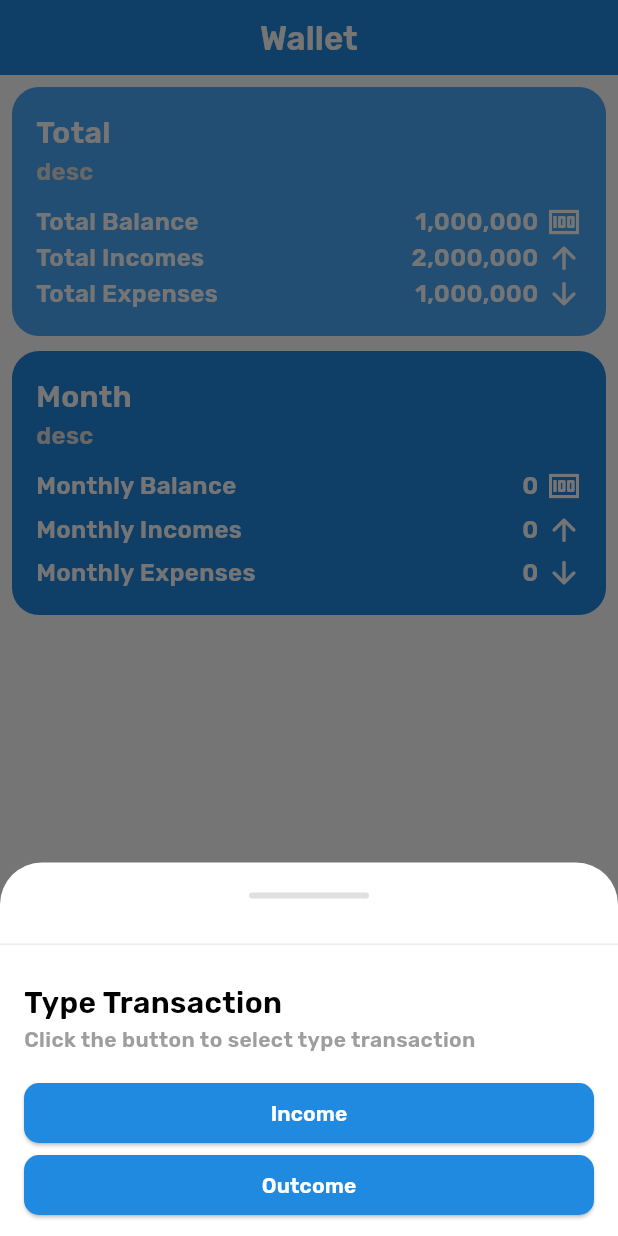
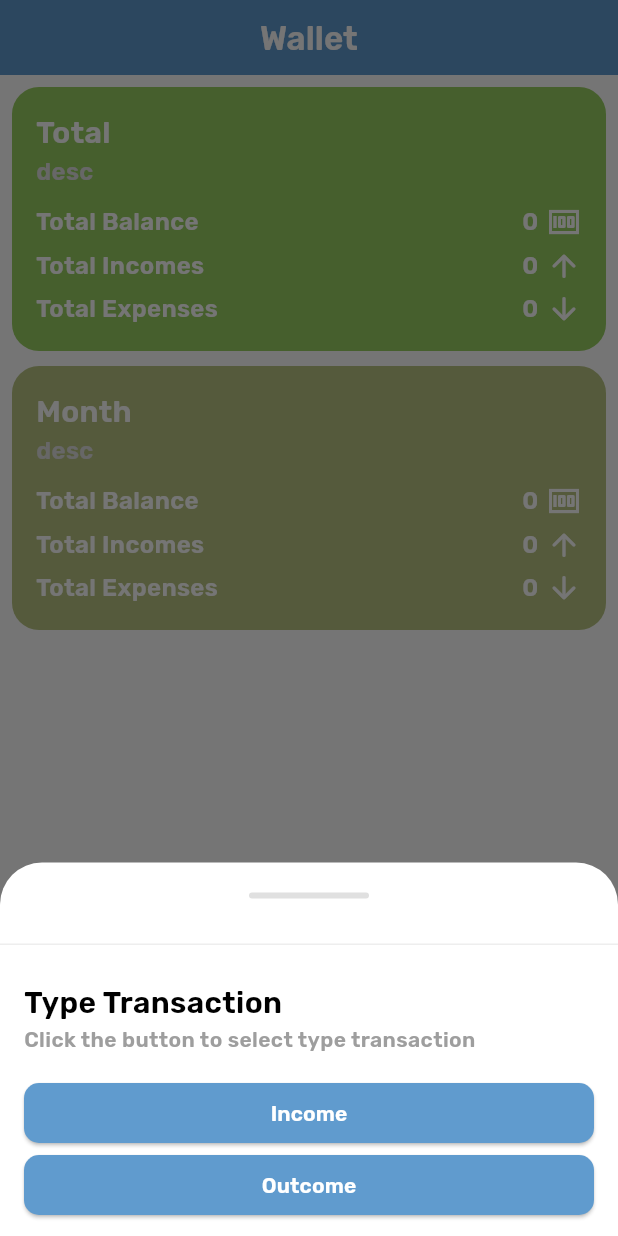
Before and after one commit to MIY00O/Money-Manager, a Flutter app: the screen it shows after launch, item 2 of the bottom bar chosen, after a tap on the "add" icon, on a phone screen of 412 x 824 dp. Run offline on Flutter 3.47's test engine with Material 3 defaults, Android fonts, the phone set to English and light mode, and no system bars; our stand-ins replace cloud_firestore, firebase_core; accounts and stored records are empty.

Commit message:
- implements delete data, implements select bottom sheet

```diff
--- a/lib/core/constants/app_theme.dart
+++ b/lib/core/constants/app_theme.dart
@@ -1,6 +1,10 @@
 import 'package:flutter/material.dart';
 
 class AppTheme {
-  static const Color primaryColor = Color.fromARGB(255, 32, 137, 224);
-  static const Color secondaryColor = Color.fromARGB(255, 75, 171, 250);
+  static const Color primaryColor = Color.fromARGB(255, 96, 155, 206);
+  static const Color secondaryColor = Color.fromARGB(255, 129, 197, 219);
+  static const Color containerPriColor = Color.fromARGB(255, 152, 208, 97);
+  static const Color containerSecColor = Color.fromARGB(255, 185, 197, 131);
+  static const Color dangerColor = Color.fromARGB(255, 199, 60, 50);
+  static const Color successColor = Color.fromARGB(255, 97, 208, 101);
 }
--- a/lib/core/services/firestore_service.dart
+++ b/lib/core/services/firestore_service.dart
@@ -51,6 +51,12 @@ class FirestoreService {
         .orderBy('date', descending: true)
         .snapshots();
 
+    return transactionStream;
+  }
+
+  Stream<QuerySnapshot> getAllTotalTransaction() {
+    final transactionStream =
+        transaction.orderBy('date', descending: true).snapshots();
     return transactionStream;
   }
 
@@ -113,6 +119,29 @@ class FirestoreService {
     };
   }
 
+  Future<Map<String, int>> getAllTotalAmount() async {
+    final querySnapshot = await transaction.get();
+
+    int totalIncome = 0;
+    int totalOutcome = 0;
+
+    for (var doc in querySnapshot.docs) {
+      int type = doc['type'];
+      int amount = doc['amount'];
+
+      if (type == 1) {
+        totalIncome += amount;
+      } else if (type == 2) {
+        totalOutcome += amount;
+      }
+    }
+
+    return {
+      'income': totalIncome,
+      'outcome': totalOutcome,
+    };
+  }
+
   /// UPDATE
   Future<void> updateTransaction(String id, int type, String name, int amount,
       String category, DateTime date, String time) {
@@ -125,4 +154,9 @@ class FirestoreService {
       'time': time,
     });
   }
+
+  /// DELETE
+  Future<void> deleteTransaction(String id) {
+    return transaction.doc(id).delete();
+  }
 }
--- a/lib/core/widgets/button/button_factory.dart
+++ b/lib/core/widgets/button/button_factory.dart
@@ -2,7 +2,7 @@ import 'package:flutter/material.dart';
 
 class ButtonFactory extends StatelessWidget {
   final VoidCallback onPressed;
-  final Color backgrounColor;
+  final Color backgroundColor;
   final String label;
   final Color? labelColor;
   final bool? fullsize;
@@ -10,7 +10,7 @@ class ButtonFactory extends StatelessWidget {
   const ButtonFactory({
     super.key,
     required this.onPressed,
-    required this.backgrounColor,
+    required this.backgroundColor,
     required this.label,
     required this.labelColor,
     this.fullsize,
@@ -22,7 +22,7 @@ class ButtonFactory extends StatelessWidget {
       width: fullsize == true ? double.infinity : null,
       child: ElevatedButton(
         style: ElevatedButton.styleFrom(
-          backgroundColor: backgrounColor,
+          backgroundColor: backgroundColor,
           shape: const RoundedRectangleBorder(
             borderRadius: BorderRadius.all(Radius.circular(10)),
           ),
--- a/lib/core/widgets/button/create_button.dart
+++ b/lib/core/widgets/button/create_button.dart
@@ -6,7 +6,7 @@ class CreateButton extends ButtonFactory {
     super.key,
     required super.onPressed,
     required super.label,
-    super.backgrounColor = AppTheme.primaryColor,
+    super.backgroundColor = AppTheme.primaryColor,
     super.fullsize,
     super.labelColor,
   });
--- a/lib/core/widgets/text_field/create_date_picker_text_field.dart
+++ b/lib/core/widgets/text_field/create_date_picker_text_field.dart
@@ -39,7 +39,7 @@ class CreateDatePickerTextField extends StatelessWidget {
         );
 
         if (pickedDate != null) {
-          controller.text = "${pickedDate.toLocal()}".split(' ')[0];
+          controller.text = dateFormat.format(pickedDate);
         } else {
           WidgetsBinding.instance.addPostFrameCallback((_) {
             FocusScope.of(context).unfocus();
--- a/lib/features/navigation/navigation_bottom.dart
+++ b/lib/features/navigation/navigation_bottom.dart
@@ -30,15 +30,16 @@ class NavigationBottom extends StatelessWidget {
                 children: [
                   Icon(
                     Icons.payment_rounded,
-                    color:
-                        currentIndex == 0 ? Colors.white : Colors.grey.shade400,
+                    color: currentIndex == 0
+                        ? Colors.white
+                        : AppTheme.secondaryColor,
                   ),
                   Text(
                     'Transactions',
                     style: TextStyle(
                       color: currentIndex == 0
                           ? Colors.white
-                          : Colors.grey.shade400,
+                          : AppTheme.secondaryColor,
                     ),
                   ),
                 ],
@@ -52,15 +53,16 @@ class NavigationBottom extends StatelessWidget {
                 children: [
                   Icon(
                     Icons.wallet,
-                    color:
-                        currentIndex == 1 ? Colors.white : Colors.grey.shade400,
+                    color: currentIndex == 1
+                        ? Colors.white
+                        : AppTheme.secondaryColor,
                   ),
                   Text(
                     'Wallets  ',
                     style: TextStyle(
                       color: currentIndex == 1
                           ? Colors.white
-                          : Colors.grey.shade400,
+                          : AppTheme.secondaryColor,
                     ),
                   ),
                 ],
@@ -74,15 +76,16 @@ class NavigationBottom extends StatelessWidget {
                 children: [
                   Icon(
                     Icons.settings,
-                    color:
-                        currentIndex == 2 ? Colors.white : Colors.grey.shade400,
+                    color: currentIndex == 2
+                        ? Colors.white
+                        : AppTheme.secondaryColor,
                   ),
                   Text(
                     'Settings',
                     style: TextStyle(
                       color: currentIndex == 2
                           ? Colors.white
-                          : Colors.grey.shade400,
+                          : AppTheme.secondaryColor,
                     ),
                   ),
                 ],
--- a/lib/features/navigation/navigation_core.dart
+++ b/lib/features/navigation/navigation_core.dart
@@ -35,7 +35,7 @@ class _NavigationCoreState extends State<NavigationCore> {
             },
           );
         },
-        backgroundColor: AppTheme.secondaryColor,
+        backgroundColor: AppTheme.containerPriColor,
         shape: const CircleBorder(),
         child: const Icon(Icons.add, color: Colors.white),
       ),
--- a/lib/features/transactions/transaction_form_bottom_sheet.dart
+++ b/lib/features/transactions/transaction_form_bottom_sheet.dart
@@ -92,7 +92,7 @@ class _TransactionFormBottomSheetState
             nameController.text,
             int.parse(amountController.text),
             categoryController.text,
-            DateTime.parse(dateController.text),
+            DateFormat("dd MMMM yyyy").parse(dateController.text),
             timeController.text,
           );
         }
--- a/lib/features/transactions/transaction_page.dart
+++ b/lib/features/transactions/transaction_page.dart
@@ -5,7 +5,7 @@ import 'package:money_manager/core/constants/app_theme.dart';
 import 'package:money_manager/core/services/firestore_service.dart';
 import 'package:money_manager/core/widgets/app_bar/create_app_bar.dart';
 import 'package:money_manager/features/transactions/loading_transaction_wallet.dart';
-import 'package:money_manager/features/transactions/transaction_form_bottom_sheet.dart';
+import 'package:money_manager/features/transactions/transaction_select_bottom_sheet.dart';
 
 class TransactionPage extends StatelessWidget {
   final FirestoreService transactionService = FirestoreService();
@@ -50,8 +50,7 @@ class TransactionPage extends StatelessWidget {
                           useSafeArea: true,
                           isScrollControlled: true,
                           builder: (BuildContext context) {
-                            return TransactionFormBottomSheet(
-                              mode: 1,
+                            return TransactionSelectBottomSheet(
                               id: id,
                               data: data,
                             );
@@ -97,7 +96,7 @@ class TransactionPage extends StatelessWidget {
                   gradient: LinearGradient(
                     stops: [0.6, 0.0],
                     colors: [
-                      AppTheme.secondaryColor,
+                      AppTheme.primaryColor,
                       Color.fromARGB(0, 87, 156, 213),
                     ],
                     begin: Alignment.topCenter,
@@ -126,20 +125,18 @@ class TransactionPage extends StatelessWidget {
                               // return Text("TOlolo");
                               return const LoadingTransactionWallet();
                             }
-
                             if (snapshot.hasError) {
                               return Center(
-                                  child: Text('Error: ${snapshot.error}'));
+                                child: Text('Error: ${snapshot.error}'),
+                              );
                             }
-
                             if (!snapshot.hasData || snapshot.data!.isEmpty) {
                               return const Center(
-                                  child: Text('No transactions for today.'));
+                                child: Text('No transactions for today.'),
+                              );
                             }
-
                             final totalIncome = snapshot.data!['income'] ?? 0;
                             final totalOutcome = snapshot.data!['outcome'] ?? 0;
-                            print(totalIncome);
                             return Row(
                               mainAxisAlignment: MainAxisAlignment.spaceAround,
                               children: [
@@ -151,7 +148,7 @@ class TransactionPage extends StatelessWidget {
                                       children: [
                                         const Icon(
                                           Icons.arrow_upward_rounded,
-                                          color: Colors.green,
+                                          color: AppTheme.successColor,
                                           size: 15,
                                         ),
                                         const SizedBox(width: 5),
@@ -168,7 +165,7 @@ class TransactionPage extends StatelessWidget {
                                       children: [
                                         const Icon(
                                           Icons.arrow_downward_rounded,
-                                          color: Colors.red,
+                                          color: AppTheme.dangerColor,
                                           size: 15,
                                         ),
                                         const SizedBox(width: 5),
--- a/lib/features/wallets/wallet_page.dart
+++ b/lib/features/wallets/wallet_page.dart
@@ -30,32 +30,38 @@ class WalletPage extends StatelessWidget {
           child: Column(
             crossAxisAlignment: CrossAxisAlignment.start,
             children: [
-              const CreateContainer(
-                backgroundColor: AppTheme.secondaryColor,
+              CreateContainer(
+                backgroundColor: AppTheme.containerPriColor,
                 title: "Total",
                 desc: "desc",
-                widget: Column(
-                  children: [
-                    CreateListTile(
-                      title: "Total Balance",
-                      trailing: "1,000,000",
-                      icon: Icons.money,
-                    ),
-                    CreateListTile(
-                      title: "Total Incomes",
-                      trailing: "2,000,000",
-                      icon: Icons.arrow_upward_rounded,
-                    ),
-                    CreateListTile(
-                      title: "Total Expenses",
-                      trailing: "1,000,000",
-                      icon: Icons.arrow_downward_rounded,
-                    ),
-                  ],
+                widget: FutureBuilder<Map<String, int>>(
+                  future: transactionService.getAllTotalAmount(),
+                  builder: (context, snapshot) {
+                    if (snapshot.connectionState == ConnectionState.waiting) {
+                      return const LoadingWallet();
+                    }
+
+                    if (snapshot.hasError) {
+                      return Center(child: Text('Error: ${snapshot.error}'));
+                    }
+
+                    if (!snapshot.hasData || snapshot.data!.isEmpty) {
+                      return const Center(
+                        child: Text('No transactions available.'),
+                      );
+                    }
+
+                    final totalIncome = snapshot.data!['income'] ?? 0;
+                    final totalOutcome = snapshot.data!['outcome'] ?? 0;
+
+                    final totalMoney = totalIncome - totalOutcome;
+                    return _listTotal(totalMoney, totalIncome, totalOutcome);
+                  },
                 ),
               ),
               const SizedBox(height: 10),
               CreateContainer(
+                backgroundColor: AppTheme.containerSecColor,
                 title: "Month",
                 desc: "desc",
                 widget: FutureBuilder<Map<String, int>>(
@@ -79,27 +85,7 @@ class WalletPage extends StatelessWidget {
                     final totalOutcome = snapshot.data!['outcome'] ?? 0;
 
                     final totalMoney = totalIncome - totalOutcome;
-                    return Column(
-                      children: [
-                        CreateListTile(
-                          title: "Monthly Balance",
-                          trailing: NumberFormat('#,###').format(totalMoney),
-                          icon: Icons.money,
-                        ),
-                        const SizedBox(height: 5),
-                        CreateListTile(
-                          title: "Monthly Incomes",
-                          trailing: NumberFormat('#,###').format(totalIncome),
-                          icon: Icons.arrow_upward_rounded,
-                        ),
-                        const SizedBox(height: 5),
-                        CreateListTile(
-                          title: "Monthly Expenses",
-                          trailing: NumberFormat('#,###').format(totalOutcome),
-                          icon: Icons.arrow_downward_rounded,
-                        ),
-                      ],
-                    );
+                    return _listTotal(totalMoney, totalIncome, totalOutcome);
                   },
                 ),
               ),
@@ -109,4 +95,28 @@ class WalletPage extends StatelessWidget {
       ),
     );
   }
+
+  Widget _listTotal(int totalMoney, int totalIncome, int totalOutcome) {
+    return Column(
+      children: [
+        CreateListTile(
+          title: "Total Balance",
+          trailing: NumberFormat('#,###').format(totalMoney),
+          icon: Icons.money,
+        ),
+        const SizedBox(height: 5),
+        CreateListTile(
+          title: "Total Incomes",
+          trailing: NumberFormat('#,###').format(totalIncome),
+          icon: Icons.arrow_upward_rounded,
+        ),
+        const SizedBox(height: 5),
+        CreateListTile(
+          title: "Total Expenses",
+          trailing: NumberFormat('#,###').format(totalOutcome),
+          icon: Icons.arrow_downward_rounded,
+        ),
+      ],
+    );
+  }
 }
```
Also changed, not shown: lib/core/widgets/bottom_sheet/create_full_bottom_sheet.dart (+8 -6 lines), lib/features/transactions/transaction_delete_bottom_sheet.dart (added, +41 -0 lines), lib/features/transactions/transaction_details_bottom_sheet.dart (added, +67 -0 lines), lib/features/transactions/transaction_select_bottom_sheet.dart (added, +55 -0 lines).
